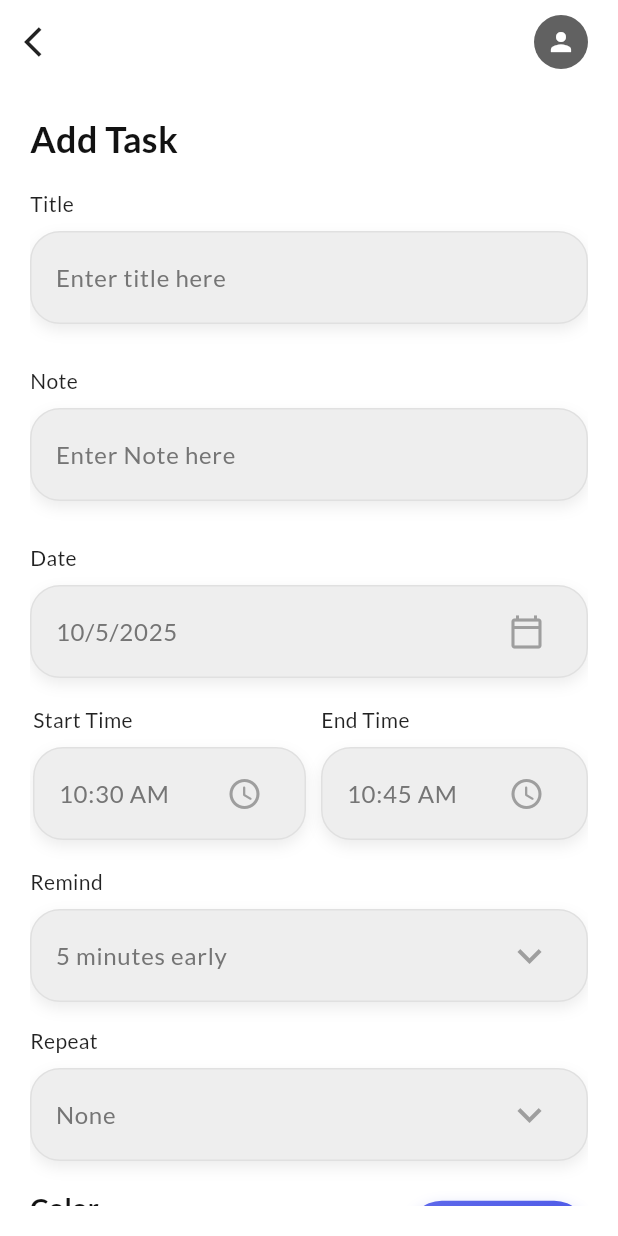
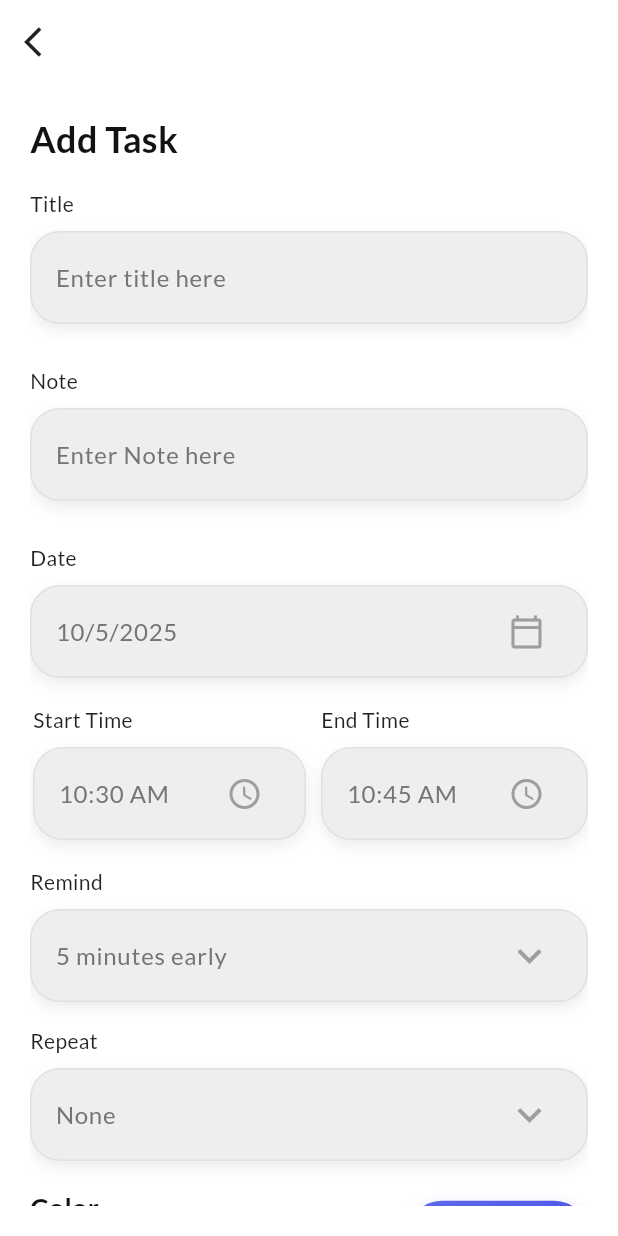
Before and after one commit to khadooja/ToDo_App, a Flutter app: the AddTaskPage screen opened directly, on a phone screen of 412 x 824 dp. Run offline on Flutter 3.47's test engine with Material 3 defaults, Android fonts, the phone set to English and light mode, and no system bars; our stand-ins replace date_picker_timeline, flutter_local_notifications, flutter_staggered_animations, flutter_svg, get, get_storage and 4 more; accounts and stored records are empty.

Commit message:
Initial commit

```diff
--- a/lib/services/notification_services.dart
+++ b/lib/core/services/notification_services.dart
@@ -6,8 +6,8 @@ import 'package:rxdart/rxdart.dart';
 import 'package:timezone/data/latest.dart' as tz;
 import 'package:timezone/timezone.dart' as tz;
 
-import '/models/task.dart';
-import '/ui/pages/notification_screen.dart';
+import '../../data/models/task.dart';
+import '../../presentation/pages/notification_screen.dart';
 
 class NotifyHelper {
   final FlutterLocalNotificationsPlugin flutterLocalNotificationsPlugin =
--- a/lib/db/db_helper.dart
+++ b/lib/data/db/db_helper.dart
@@ -1,6 +1,6 @@
 import 'package:sqflite/sqflite.dart';
 import 'package:path/path.dart';
-import 'package:todo/models/task.dart';
+import 'package:todo/data/models/task.dart';
 
 class DBHelper {
   static Database? _db;
--- a/lib/controllers/task_controller.dart
+++ b/lib/presentation/controllers/task_controller.dart
@@ -1,6 +1,6 @@
 import 'package:get/get.dart';
-import 'package:todo/db/db_helper.dart';
-import 'package:todo/models/task.dart';
+import 'package:todo/data/db/db_helper.dart';
+import 'package:todo/data/models/task.dart';
 
 class TaskController extends GetxController {
   final taskList = [Task()].obs;
--- a/lib/ui/pages/add_task_page.dart
+++ b/lib/presentation/pages/add_task_page.dart
@@ -1,12 +1,12 @@
 import 'package:flutter/material.dart';
 import 'package:get/get.dart';
 import 'package:intl/intl.dart';
-import 'package:todo/ThemeData/text_styles.dart';
-import 'package:todo/controllers/task_controller.dart';
-import 'package:todo/models/task.dart';
-import 'package:todo/ThemeData/colors.dart';
-import 'package:todo/ui/widgets/button.dart';
-import 'package:todo/ui/widgets/input_field.dart';
+import 'package:todo/core/Theme/colors.dart';
+import 'package:todo/core/Theme/text_styles.dart';
+import 'package:todo/presentation/controllers/task_controller.dart';
+import 'package:todo/data/models/task.dart';
+import 'package:todo/presentation/widgets/button.dart';
+import 'package:todo/presentation/widgets/input_field.dart';
 
 class AddTaskPage extends StatefulWidget {
   const AddTaskPage({super.key});
@@ -35,7 +35,6 @@ class _AddTaskPageState extends State<AddTaskPage> {
   @override
   Widget build(BuildContext context) {
     return Scaffold(
-
       resizeToAvoidBottomInset: true,
       backgroundColor: context.theme.scaffoldBackgroundColor,
       appBar: _appBar(),
@@ -188,8 +187,8 @@ class _AddTaskPageState extends State<AddTaskPage> {
                 mainAxisAlignment: MainAxisAlignment.spaceBetween,
                 crossAxisAlignment: CrossAxisAlignment.center,
                 children: [
-                  Expanded(child: _colorePalete()), // <-- مهم
-                  const SizedBox(width: 10), // مسافة بسيطة
+                  Expanded(child: _colorePalete()),
+                  const SizedBox(width: 10),
                   MyButton(
                     label: "Create Task",
                     onTap: () {
@@ -208,10 +207,10 @@ class _AddTaskPageState extends State<AddTaskPage> {
   AppBar _appBar() {
     bool isDark = Get.isDarkMode;
     return AppBar(
-    elevation: 0, // إزالة الظل
-    backgroundColor: context.theme.scaffoldBackgroundColor, // لون موحد
-    shadowColor: Colors.transparent, // إزالة أي ظل محتمل
-    surfaceTintColor: Colors.transparent, // مهم لبعض الإصدارات الجديدة
+      elevation: 0,
+      backgroundColor: context.theme.scaffoldBackgroundColor,
+      shadowColor: Colors.transparent,
+      surfaceTintColor: Colors.transparent,
       leading: IconButton(
         onPressed: () {
           Get.back();
@@ -222,21 +221,8 @@ class _AddTaskPageState extends State<AddTaskPage> {
           color: isDark ? Colors.white : Colors.black87,
         ),
       ),
-    actions: [
-      CircleAvatar(
-        radius: 18,
-        backgroundColor: isDark ? Colors.grey[300] : Colors.grey[700],
-        child: Icon(
-          Icons.person,
-          color: isDark ? Colors.black87 : Colors.white,
-          size: 20,
-        ),
-      ),
-      const SizedBox(width: 20),
-    ],
     );
   }
-
 
   _addTaskToDb() async {
     int value = await _taskController.addTask(
@@ -271,7 +257,7 @@ class _AddTaskPageState extends State<AddTaskPage> {
         icon: const Icon(Icons.warning_amber_rounded, color: Colors.red),
       );
     } else {
-      print('############### SOMETHING WENT WRONG ###############');
+        print('All fields are required !');
     }
   }
 
--- a/lib/ui/pages/home_page.dart
+++ b/lib/presentation/pages/home_page.dart
@@ -4,14 +4,14 @@ import 'package:flutter_staggered_animations/flutter_staggered_animations.dart';
 import 'package:get/get.dart';
 import 'package:google_fonts/google_fonts.dart';
 import 'package:intl/intl.dart';
-import 'package:todo/ThemeData/text_styles.dart';
-import 'package:todo/controllers/task_controller.dart';
-import 'package:todo/models/task.dart';
-import 'package:todo/services/notification_services.dart';
-import 'package:todo/ui/widgets/advancedDrawer.dart';
+import 'package:todo/core/Theme/colors.dart' show darkHeaderClr, primaryClr;
+import 'package:todo/core/Theme/text_styles.dart';
+import 'package:todo/presentation/controllers/task_controller.dart';
+import 'package:todo/data/models/task.dart';
+import 'package:todo/core/services/notification_services.dart';
+import 'package:todo/presentation/widgets/advancedDrawer.dart';
 import 'add_task_page.dart';
-import '../size_config.dart';
-import '../../ThemeData/colors.dart';
+import '../../core/utils/size_config.dart';
 import '../widgets/button.dart';
 import '../widgets/task_tile.dart';
 
@@ -42,7 +42,6 @@ class _HomePageState extends State<HomePage> {
 
   DateTime _selectedDate = DateTime.now();
   final TaskController _taskController = Get.put(TaskController());
-  @override
   @override
   Widget build(BuildContext context) {
     SizeConfig().init(context);
--- a/lib/ui/pages/notification_screen.dart
+++ b/lib/presentation/pages/notification_screen.dart
@@ -1,9 +1,10 @@
 import 'package:flutter/material.dart';
 import 'package:get/get.dart';
-import 'package:todo/ThemeData/colors.dart';
+import 'package:todo/core/Theme/colors.dart';
+
 
 class NotificationScreen extends StatefulWidget {
-  const NotificationScreen({Key? key, required this.payload}) : super(key: key);
+  const NotificationScreen({super.key, required this.payload});
 
   final String payload;
 
--- a/lib/ui/pages/onboarding_page.dart
+++ b/lib/presentation/pages/onboarding_page.dart
@@ -2,7 +2,7 @@ import 'package:flutter/material.dart';
 import 'package:flutter_svg/flutter_svg.dart';
 import 'package:get/get.dart';
 import 'package:get_storage/get_storage.dart';
-import 'package:todo/ui/pages/home_page.dart';
+import 'package:todo/presentation/pages/home_page.dart';
 
 class OnboardingScreen extends StatefulWidget {
   const OnboardingScreen({super.key});
--- a/lib/ui/pages/splash_page.dart
+++ b/lib/presentation/pages/splash_page.dart
@@ -2,8 +2,8 @@ import 'dart:async';
 import 'package:flutter/material.dart';
 import 'package:get/get.dart';
 import 'package:get_storage/get_storage.dart';
-import 'package:todo/ui/pages/home_page.dart';
-import 'package:todo/ui/pages/onboarding_page.dart';
+import 'package:todo/presentation/pages/home_page.dart';
+import 'package:todo/presentation/pages/onboarding_page.dart';
 class SplashScreen extends StatefulWidget {
   const SplashScreen({super.key});
 
--- a/lib/ui/widgets/button.dart
+++ b/lib/presentation/widgets/button.dart
@@ -1,6 +1,6 @@
 import 'package:flutter/material.dart';
-import 'package:todo/ThemeData/colors.dart';
-import 'package:todo/ThemeData/text_styles.dart';
+import 'package:todo/core/Theme/colors.dart';
+import 'package:todo/core/Theme/text_styles.dart';
 
 class MyButton extends StatelessWidget {
   const MyButton({super.key, required this.label, required this.onTap});
--- a/lib/ui/widgets/input_field.dart
+++ b/lib/presentation/widgets/input_field.dart
@@ -1,6 +1,7 @@
 import 'package:flutter/material.dart';
 import 'package:get/get.dart';
-import 'package:todo/ThemeData/text_styles.dart';
+import 'package:todo/core/Theme/text_styles.dart';
+
 
 class InputField extends StatelessWidget {
   const InputField({
@@ -25,7 +26,6 @@ class InputField extends StatelessWidget {
       child: Column(
         crossAxisAlignment: CrossAxisAlignment.start,
         children: [
-          // العنوان فوق الحقل
           Text(
             title,
             style: bodyStyle.copyWith(
@@ -33,7 +33,6 @@ class InputField extends StatelessWidget {
             ),
           ),
           const SizedBox(height: 8),
-          // الحقل نفسه
           Container(
             padding: const EdgeInsets.symmetric(horizontal: 16, vertical: 4),
             decoration: BoxDecoration(
--- a/lib/ui/widgets/task_tile.dart
+++ b/lib/presentation/widgets/task_tile.dart
@@ -1,8 +1,8 @@
 import 'package:flutter/material.dart';
 import 'package:google_fonts/google_fonts.dart';
-import 'package:todo/models/task.dart';
-import '../size_config.dart';
-import '../../ThemeData/colors.dart';
+import 'package:todo/data/models/task.dart';
+import '../../core/utils/size_config.dart';
+import '../../core/Theme/colors.dart';
 
 class TaskTile extends StatelessWidget {
   const TaskTile({super.key, required this.task,});
```
Also changed, not shown: lib/main.dart (+5 -5 lines), lib/presentation/widgets/advancedDrawer.dart (renamed from lib/ui/widgets/advancedDrawer.dart, +6 -6 lines), lib/core/Theme/colors.dart (renamed from lib/ThemeData/colors.dart), lib/core/Theme/text_styles.dart (renamed from lib/ThemeData/text_styles.dart), lib/core/Theme/theme.dart (renamed from lib/ThemeData/theme.dart), lib/core/services/theme_services.dart (renamed from lib/services/theme_services.dart), lib/core/utils/size_config.dart (renamed from lib/ui/size_config.dart), lib/data/models/task.dart (renamed from lib/models/task.dart). Lines whose indentation alone changed are shown as unchanged.
